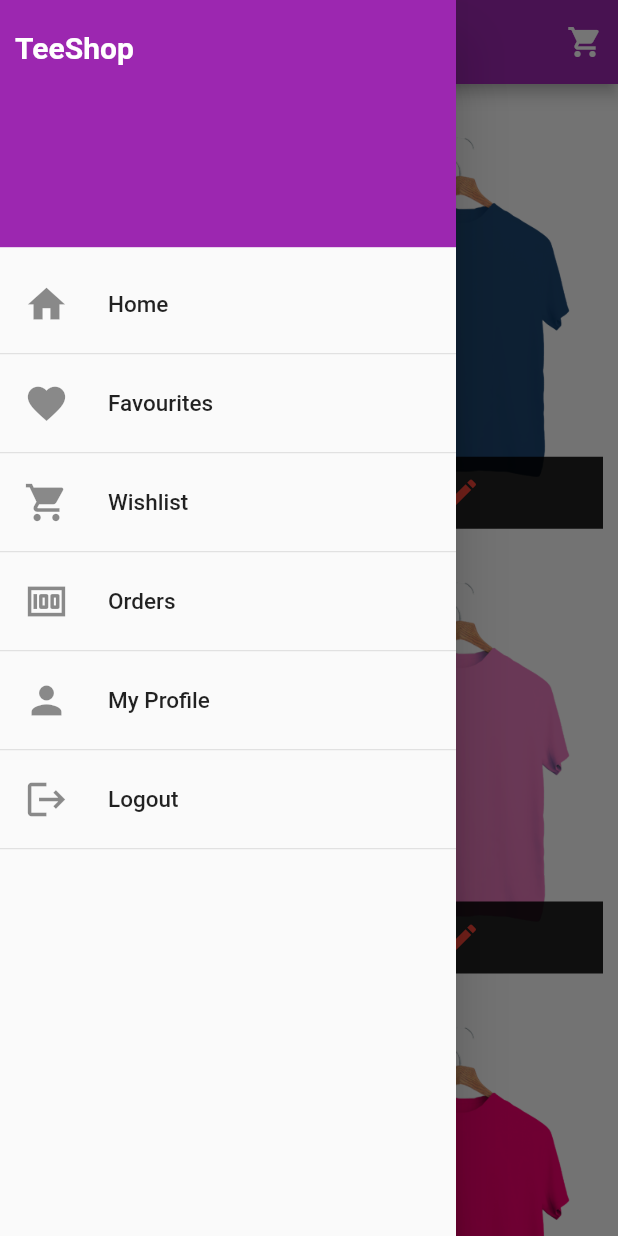
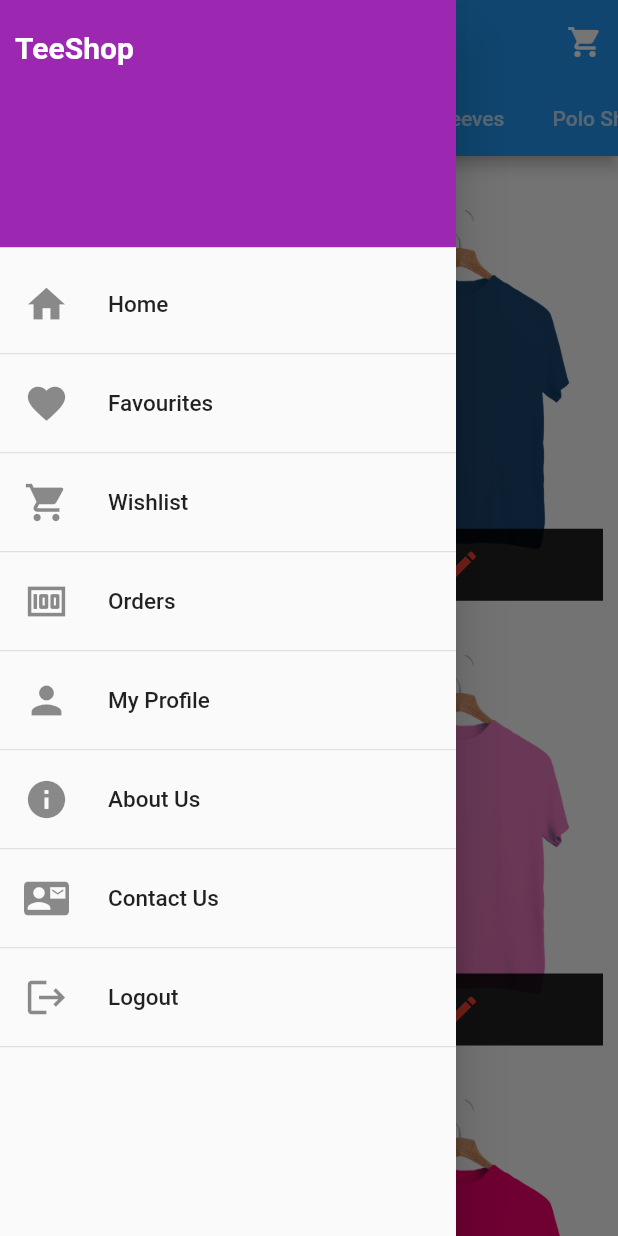
Before and after one commit to ashmit152000/TeeShop, a Flutter app: the screen it shows after launch, with the side drawer open, on a phone screen of 412 x 824 dp. Run offline on Flutter 3.47's test engine with Material 2 defaults, Android fonts, the light colour scheme and no system bars; our stand-ins replace carousel_slider, flutter_svg, font_awesome_flutter, sleek_circular_slider; project files that could hold a hidden picture were left out.

Commit message:
added the about us page

```diff
--- /dev/null
+++ b/lib/data/polyester.dart
@@ -0,0 +1,84 @@
+class Polyester {
+  static const List<Map<String, dynamic>> productList = [
+    {
+      "id": "1",
+      "name": "Shirt 1",
+      "url": "assets/images/black.png",
+      "available_sizes": ["S", "M", "L", "XL", "XXL"],
+      "price": 399,
+      "descShort": "This is a product",
+      "descLong":
+          "This is a productThis is a productThis is a productThis is a productThis is a productThis is a productThis is a productThis is a productThis is a productThis is a productThis is a productThis is a productThis is a productThis is a productThis is a productThis is a productThis is a productThis is a product",
+    },
+    {
+      "id": "2",
+      "name": "Shirt 2",
+      "url": "assets/images/blue.png",
+      "available_sizes": ["S", "M", "L", "XL", "XXL"],
+      "price": 399,
+      "descShort": "This is a product",
+      "descLong":
+          "This is a productThis is a productThis is a productThis is a productThis is a productThis is a productThis is a productThis is a productThis is a productThis is a productThis is a productThis is a productThis is a productThis is a productThis is a productThis is a productThis is a productThis is a product",
+    },
+    {
+      "id": "3",
+      "name": "Shirt 3",
+      "url": "assets/images/green.png",
+      "available_sizes": ["S", "M", "L", "XL", "XXL"],
+      "price": 399,
+      "descShort": "This is a product",
+      "descLong":
+          "This is a productThis is a productThis is a productThis is a productThis is a productThis is a productThis is a productThis is a productThis is a productThis is a productThis is a productThis is a productThis is a productThis is a productThis is a productThis is a productThis is a productThis is a product",
+    },
+    {
+      "id": "4",
+      "name": "Shirt 4",
+      "url": "assets/images/pink.png",
+      "available_sizes": ["S", "M", "L", "XL", "XXL"],
+      "price": 399,
+      "descShort": "This is a product",
+      "descLong":
+          "This is a productThis is a productThis is a productThis is a productThis is a productThis is a productThis is a productThis is a productThis is a productThis is a productThis is a productThis is a productThis is a productThis is a productThis is a productThis is a productThis is a productThis is a product",
+    },
+    {
+      "id": "5",
+      "name": "Shirt 5",
+      "url": "assets/images/purple.png",
+      "available_sizes": ["S", "M", "L", "XL", "XXL"],
+      "price": 399,
+      "descShort": "This is a product",
+      "descLong":
+          "This is a productThis is a productThis is a productThis is a productThis is a productThis is a productThis is a productThis is a productThis is a productThis is a productThis is a productThis is a productThis is a productThis is a productThis is a productThis is a productThis is a productThis is a product",
+    },
+    {
+      "id": "6",
+      "name": "Shirt 6",
+      "url": "assets/images/red.png",
+      "available_sizes": ["S", "M", "L", "XL", "XXL"],
+      "price": 399,
+      "descShort": "This is a product",
+      "descLong":
+          "This is a productThis is a productThis is a productThis is a productThis is a productThis is a productThis is a productThis is a productThis is a productThis is a productThis is a productThis is a productThis is a productThis is a productThis is a productThis is a productThis is a productThis is a product",
+    },
+    {
+      "id": "7",
+      "name": "Shirt 7",
+      "url": "assets/images/white.png",
+      "available_sizes": ["S", "M", "L", "XL", "XXL"],
+      "price": 399,
+      "descShort": "This is a product",
+      "descLong":
+          "This is a productThis is a productThis is a productThis is a productThis is a productThis is a productThis is a productThis is a productThis is a productThis is a productThis is a productThis is a productThis is a productThis is a productThis is a productThis is a productThis is a productThis is a product",
+    },
+    {
+      "id": "8",
+      "name": "Shirt 8",
+      "url": "assets/images/yellow.png",
+      "available_sizes": ["S", "M", "L", "XL", "XXL"],
+      "price": 399,
+      "descShort": "This is a product",
+      "descLong":
+          "This is a productThis is a productThis is a productThis is a productThis is a productThis is a productThis is a productThis is a productThis is a productThis is a productThis is a productThis is a productThis is a productThis is a productThis is a productThis is a productThis is a productThis is a product",
+    },
+  ];
+}
--- a/lib/main.dart
+++ b/lib/main.dart
@@ -1,8 +1,10 @@
 import 'package:flutter/material.dart';
+import 'package:teeshop/screens/about_us.dart';
 import 'package:teeshop/screens/buy_now_custom_screen.dart';
 import 'package:teeshop/screens/buy_now_screen.dart';
 import 'package:teeshop/screens/customize_screen.dart';
 import 'package:teeshop/screens/info_screen.dart';
+import 'package:teeshop/screens/replacement.dart';
 import 'package:teeshop/widgets/app_drawer.dart';
 import 'package:teeshop/widgets/product_grid.dart';
 
@@ -20,6 +22,9 @@ class MyApp extends StatelessWidget {
         primaryColor: Colors.purple,
         accentColor: Colors.purpleAccent,
         textTheme: TextTheme(headline6: TextStyle(color: Colors.white)),
+        appBarTheme: Theme.of(context)
+            .appBarTheme
+            .copyWith(brightness: Brightness.light),
       ),
       home: MyHomePage(),
       routes: {
@@ -27,6 +32,7 @@ class MyApp extends StatelessWidget {
         BuyNowScreen.routeName: (context) => BuyNowScreen(),
         CustomizeScreen.routeName: (context) => CustomizeScreen(),
         BuyNowCustom.routeName: (context) => BuyNowCustom(),
+        AboutUs.routeName: (context) => AboutUs(),
       },
     );
   }
@@ -42,16 +48,7 @@ class _MyHomePageState extends State<MyHomePage> {
   Widget build(BuildContext context) {
     return Scaffold(
       drawer: AppDrawer(),
-      appBar: AppBar(
-        title: Text('TeeShop'),
-        actions: [
-          Padding(
-            padding: EdgeInsets.only(right: 10),
-            child: Icon(Icons.shopping_cart, color: Colors.white),
-          ),
-        ],
-      ),
-      body: ProductGrid(),
+      body: ReplacementScreen(),
     );
   }
 }
--- /dev/null
+++ b/lib/screens/different_shirt/polyester.dart
@@ -0,0 +1,18 @@
+import 'package:flutter/material.dart';
+import 'package:teeshop/data/polyester.dart';
+import 'package:teeshop/widgets/product_grid.dart';
+
+class PolyesterScreen extends StatefulWidget {
+  @override
+  _PolyesterScreenState createState() => _PolyesterScreenState();
+}
+
+class _PolyesterScreenState extends State<PolyesterScreen> {
+  @override
+  Widget build(BuildContext context) {
+    return SafeArea(
+        child: Scaffold(
+      body: ProductGrid(Polyester.productList),
+    ));
+  }
+}
--- /dev/null
+++ b/lib/screens/replacement.dart
@@ -0,0 +1,73 @@
+import 'package:flutter/material.dart';
+import 'package:flutter/services.dart';
+import 'package:flutter/services.dart';
+import 'package:teeshop/screens/different_shirt/cotton.dart';
+import 'package:teeshop/screens/different_shirt/full_sleeves.dart';
+import 'package:teeshop/screens/different_shirt/hoodie.dart';
+import 'package:teeshop/screens/different_shirt/polo.dart';
+import 'package:teeshop/screens/different_shirt/polyester.dart';
+import 'package:teeshop/widgets/app_drawer.dart';
+
+class ReplacementScreen extends StatefulWidget {
+  const ReplacementScreen({Key? key}) : super(key: key);
+
+  @override
+  _ReplacementScreenState createState() => _ReplacementScreenState();
+}
+
+class _ReplacementScreenState extends State<ReplacementScreen> {
+  @override
+  Widget build(BuildContext context) {
+    SystemChrome.setSystemUIOverlayStyle(SystemUiOverlayStyle(
+      statusBarColor: Colors.purple,
+      statusBarBrightness: Brightness.light,
+    ));
+    return SafeArea(
+      child: DefaultTabController(
+        length: 5,
+        child: Scaffold(
+          drawer: AppDrawer(),
+          appBar: AppBar(
+            title: Text('TeeShop'),
+            actions: [
+              Padding(
+                padding: EdgeInsets.only(right: 10),
+                child: Icon(Icons.shopping_cart, color: Colors.white),
+              ),
+            ],
+            bottom: TabBar(
+              indicatorColor: Colors.white,
+              isScrollable: true,
+              tabs: [
+                Tab(
+                  child: Text('Polyester Shirts'),
+                ),
+                Tab(
+                  child: Text('Cotton Shirts'),
+                ),
+                Tab(
+                  child: Text('Full Sleeves'),
+                ),
+                Tab(
+                  child: Text('Polo Shirt'),
+                ),
+                Tab(
+                  child: Text('Hoodies'),
+                ),
+              ],
+            ),
+          ),
+          body: TabBarView(
+            children: [
+              PolyesterScreen(),
+              CottonShirt(),
+              FullSleeves(),
+              PoloShirt(),
+              Hoodie(),
+            ],
+          ),
+        ),
+      ),
+    );
+  }
+}
--- a/lib/widgets/app_drawer.dart
+++ b/lib/widgets/app_drawer.dart
@@ -1,4 +1,5 @@
 import 'package:flutter/material.dart';
+import 'package:teeshop/screens/about_us.dart';
 
 class AppDrawer extends StatelessWidget {
   @override
@@ -92,6 +93,37 @@ class AppDrawer extends StatelessWidget {
             Divider(
               height: 10,
             ),
+            GestureDetector(
+              onTap: () {
+                Navigator.of(context).pushNamed(AboutUs.routeName);
+              },
+              child: ListTile(
+                leading: Icon(
+                  Icons.info,
+                  size: 30.0,
+                ),
+                title: Text(
+                  "About Us",
+                  style: TextStyle(fontSize: 15),
+                ),
+              ),
+            ),
+            Divider(
+              height: 10,
+            ),
+            ListTile(
+              leading: Icon(
+                Icons.contact_mail,
+                size: 30.0,
+              ),
+              title: Text(
+                "Contact Us",
+                style: TextStyle(fontSize: 15),
+              ),
+            ),
+            Divider(
+              height: 10,
+            ),
             ListTile(
               leading: Icon(
                 Icons.logout,
--- a/lib/widgets/product_grid.dart
+++ b/lib/widgets/product_grid.dart
@@ -2,89 +2,8 @@ import 'package:flutter/material.dart';
 import 'package:teeshop/screens/info_screen.dart';
 
 class ProductGrid extends StatelessWidget {
-  final List<Map<String, dynamic>> _productList = [
-    {
-      "id": "1",
-      "name": "Shirt 1",
-      "url": "assets/images/black.png",
-      "available_sizes": ["S", "M", "L", "XL", "XXL"],
-      "price": 399,
-      "descShort": "This is a product",
-      "descLong":
-          "This is a productThis is a productThis is a productThis is a productThis is a productThis is a productThis is a productThis is a productThis is a productThis is a productThis is a productThis is a productThis is a productThis is a productThis is a productThis is a productThis is a productThis is a product",
-    },
-    {
-      "id": "2",
-      "name": "Shirt 2",
-      "url": "assets/images/blue.png",
-      "available_sizes": ["S", "M", "L", "XL", "XXL"],
-      "price": 399,
-      "descShort": "This is a product",
-      "descLong":
-          "This is a productThis is a productThis is a productThis is a productThis is a productThis is a productThis is a productThis is a productThis is a productThis is a productThis is a productThis is a productThis is a productThis is a productThis is a productThis is a productThis is a productThis is a product",
-    },
-    {
-      "id": "3",
-      "name": "Shirt 3",
-      "url": "assets/images/green.png",
-      "available_sizes": ["S", "M", "L", "XL", "XXL"],
-      "price": 399,
-      "descShort": "This is a product",
-      "descLong":
-          "This is a productThis is a productThis is a productThis is a productThis is a productThis is a productThis is a productThis is a productThis is a productThis is a productThis is a productThis is a productThis is a productThis is a productThis is a productThis is a productThis is a productThis is a product",
-    },
-    {
-      "id": "4",
-      "name": "Shirt 4",
-      "url": "assets/images/pink.png",
-      "available_sizes": ["S", "M", "L", "XL", "XXL"],
-      "price": 399,
-      "descShort": "This is a product",
-      "descLong":
-          "This is a productThis is a productThis is a productThis is a productThis is a productThis is a productThis is a productThis is a productThis is a productThis is a productThis is a productThis is a productThis is a productThis is a productThis is a productThis is a productThis is a productThis is a product",
-    },
-    {
-      "id": "5",
-      "name": "Shirt 5",
-      "url": "assets/images/purple.png",
-      "available_sizes": ["S", "M", "L", "XL", "XXL"],
-      "price": 399,
-      "descShort": "This is a product",
-      "descLong":
-          "This is a productThis is a productThis is a productThis is a productThis is a productThis is a productThis is a productThis is a productThis is a productThis is a productThis is a productThis is a productThis is a productThis is a productThis is a productThis is a productThis is a productThis is a product",
-    },
-    {
-      "id": "6",
-      "name": "Shirt 6",
-      "url": "assets/images/red.png",
-      "available_sizes": ["S", "M", "L", "XL", "XXL"],
-      "price": 399,
-      "descShort": "This is a product",
-      "descLong":
-          "This is a productThis is a productThis is a productThis is a productThis is a productThis is a productThis is a productThis is a productThis is a productThis is a productThis is a productThis is a productThis is a productThis is a productThis is a productThis is a productThis is a productThis is a product",
-    },
-    {
-      "id": "7",
-      "name": "Shirt 7",
-      "url": "assets/images/white.png",
-      "available_sizes": ["S", "M", "L", "XL", "XXL"],
-      "price": 399,
-      "descShort": "This is a product",
-      "descLong":
-          "This is a productThis is a productThis is a productThis is a productThis is a productThis is a productThis is a productThis is a productThis is a productThis is a productThis is a productThis is a productThis is a productThis is a productThis is a productThis is a productThis is a productThis is a product",
-    },
-    {
-      "id": "8",
-      "name": "Shirt 8",
-      "url": "assets/images/yellow.png",
-      "available_sizes": ["S", "M", "L", "XL", "XXL"],
-      "price": 399,
-      "descShort": "This is a product",
-      "descLong":
-          "This is a productThis is a productThis is a productThis is a productThis is a productThis is a productThis is a productThis is a productThis is a productThis is a productThis is a productThis is a productThis is a productThis is a productThis is a productThis is a productThis is a productThis is a product",
-    },
-  ];
-
+  List<Map<String, dynamic>> _productList;
+  ProductGrid(this._productList);
   @override
   Widget build(BuildContext context) {
     return GridView.builder(
--- a/pubspec.yaml
+++ b/pubspec.yaml
@@ -55,6 +55,7 @@ flutter:
     - assets/svgs/bat.svg
     - assets/svgs/bee.svg
     - assets/svgs/fish.svg
+    - assets/svgs/jokercard.svg
     - assets/svgs/fingerprint.svg
     - assets/svgs/joker.svg
     - assets/svgs/kakashi.svg
```
Also changed, not shown: lib/screens/about_us.dart (added, +59 -0 lines), lib/screens/customize_screen.dart (+6 -5 lines), lib/screens/different_shirt/cotton.dart (added, +22 -0 lines), lib/screens/different_shirt/full_sleeves.dart (added, +22 -0 lines), lib/screens/different_shirt/hoodie.dart (added, +22 -0 lines), lib/screens/different_shirt/polo.dart (added, +22 -0 lines), assets/svgs/jokercard.svg (added).
